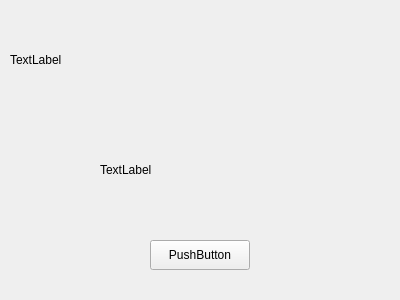
The window that module/mydialog.ui (Luoky76/RollDice) describes before a commit, drawn with Qt 5.
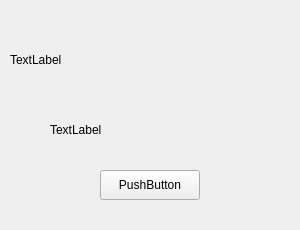
The same window after the commit.

Commit message: 美化了弹窗

What changed in the file:
```diff
--- a/module/mydialog.ui
+++ b/module/mydialog.ui
@@ -6,8 +6,8 @@
    <rect>
     <x>0</x>
     <y>0</y>
-    <width>400</width>
-    <height>300</height>
+    <width>300</width>
+    <height>230</height>
    </rect>
   </property>
   <property name="windowTitle">
@@ -16,8 +16,8 @@
   <widget class="QPushButton" name="btn_yes">
    <property name="geometry">
     <rect>
-     <x>150</x>
-     <y>240</y>
+     <x>100</x>
+     <y>170</y>
      <width>100</width>
      <height>30</height>
     </rect>
@@ -29,10 +29,10 @@
   <widget class="QLabel" name="textLabel">
    <property name="geometry">
     <rect>
-     <x>100</x>
-     <y>120</y>
+     <x>50</x>
+     <y>110</y>
      <width>200</width>
-     <height>100</height>
+     <height>40</height>
     </rect>
    </property>
    <property name="text">
```
